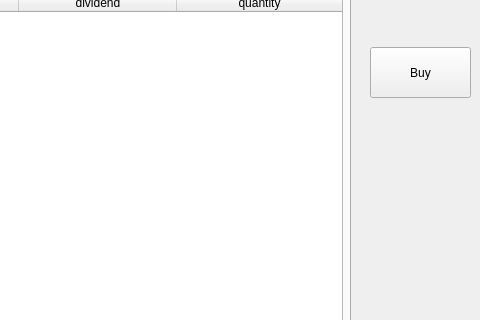
This is manager.ui in Phartoviy/Trading-App as Qt 5 draws it before an edit; both pictures show x 320 to 800 and y 123 to 443 of the 800 by 600 pixel window. The edited form follows.
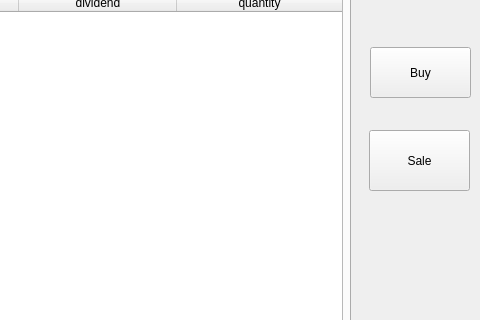
This is the edited form.

The edit to the form file:
```diff
--- a/manager.ui
+++ b/manager.ui
@@ -165,6 +165,19 @@
      <string>Buy</string>
     </property>
    </widget>
+   <widget class="QPushButton" name="pushButton_3">
+    <property name="geometry">
+     <rect>
+      <x>689</x>
+      <y>253</y>
+      <width>101</width>
+      <height>61</height>
+     </rect>
+    </property>
+    <property name="text">
+     <string>Sale</string>
+    </property>
+   </widget>
   </widget>
   <widget class="QMenuBar" name="menubar">
    <property name="geometry">
```
